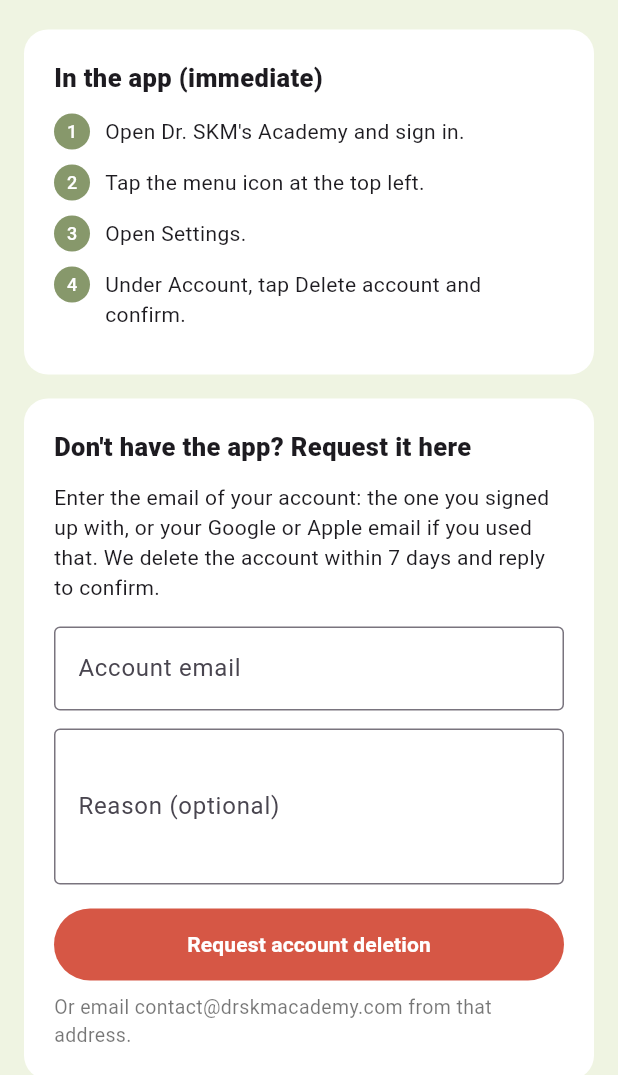
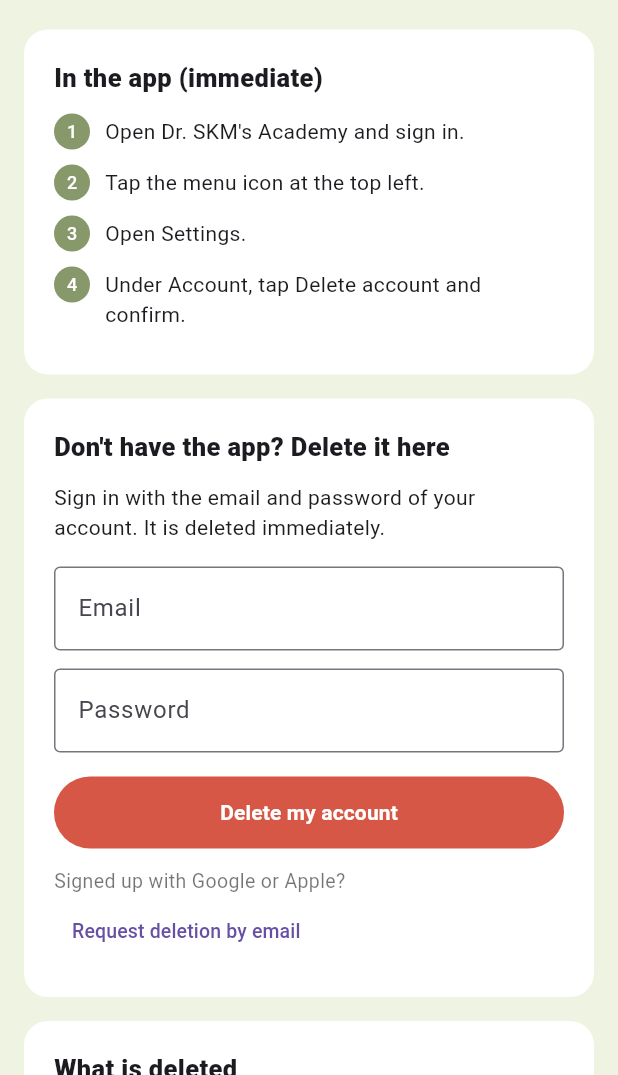
Before and after one commit to keerthanaflutter/DR.app_Delete_Accound, a Flutter app: the screen it shows after launch, on a phone screen of 412 x 824 dp, the part 161-1236 px from its top. Run offline on Flutter 3.47's test engine with Material 3 defaults, Android fonts, the phone set to English and light mode, and no system bars.

Commit message:
Delete the account from the web page via DELETE /api/users/me
Sign in with email and password, then call the delete API with that
token. Google/Apple accounts keep the email request as a fallback.

Co-Authored-By: Claude Opus 5.5 (1M context) <noreply@anthropic.com>

```diff
--- a/lib/main.dart
+++ b/lib/main.dart
@@ -1,11 +1,14 @@
 // The account deletion page the Play Store listing links to.
 //
-// It does not sign in and delete by itself: the backend refuses a sign-in from
-// a second device while the phone's session is live, so a web sign-in would
-// fail for exactly the students still using the app. Instead it gives the
-// in-app steps, and for anyone without the app, a request that goes to
-// support by email.
+// A student with a password signs in here and the account is deleted on the
+// spot: POST /auth/login, then DELETE /users/me with that token. Signing in
+// here signs the phone out, which does not matter since the account is about
+// to go. A Google or Apple account has no password, so it can still send a
+// request to support by email.
+import 'dart:convert';
+
 import 'package:flutter/material.dart';
+import 'package:http/http.dart' as http;
 import 'package:url_launcher/url_launcher.dart';
 
 const appName = "Dr. SKM's Academy";
@@ -13,6 +16,7 @@ const supportEmail = 'contact@drskmacademy.com';
 const background = Color(0xFFEFF4E2);
 const brand = Color(0xFF87986B);
 const danger = Color(0xFFD65745);
+const api = 'https://doctorapp-backend-cl2h.onrender.com/api';
 
 void main() => runApp(const MaterialApp(
       title: 'Delete your account – $appName',
@@ -30,25 +34,92 @@ class DeleteAccountPage extends StatefulWidget {
 class _DeleteAccountPageState extends State<DeleteAccountPage> {
   final _form = GlobalKey<FormState>();
   final _email = TextEditingController();
-  final _reason = TextEditingController();
+  final _password = TextEditingController();
+  bool _busy = false;
+  String? _error;
+  bool _deleted = false;
 
   @override
   void dispose() {
     _email.dispose();
-    _reason.dispose();
+    _password.dispose();
     super.dispose();
   }
 
-  Future<void> _send() async {
+  Future<void> _delete() async {
     if (!_form.currentState!.validate()) return;
+    final ok = await showDialog<bool>(
+      context: context,
+      builder: (c) => AlertDialog(
+        title: const Text('Delete your account?'),
+        content: const Text(
+            'Your account and all its data are deleted right away. This cannot '
+            'be undone.'),
+        actions: [
+          TextButton(
+              onPressed: () => Navigator.pop(c, false),
+              child: const Text('Cancel')),
+          TextButton(
+              onPressed: () => Navigator.pop(c, true),
+              style: TextButton.styleFrom(foregroundColor: danger),
+              child: const Text('Delete')),
+        ],
+      ),
+    );
+    if (ok != true) return;
+
+    setState(() {
+      _busy = true;
+      _error = null;
+    });
+    try {
+      final login = await http.post(
+        Uri.parse('$api/auth/login'),
+        headers: {'Content-Type': 'application/json'},
+        body: jsonEncode({
+          'email': _email.text.trim(),
+          'password': _password.text,
+          'deviceId': 'web-delete-page',
+        }),
+      );
+      if (login.statusCode != 200) {
+        throw _message(login, 'Could not sign in. Check your email and password.');
+      }
+      final token = jsonDecode(login.body)['accessToken'];
+      final del = await http.delete(Uri.parse('$api/users/me'),
+          headers: {'Authorization': 'Bearer $token'});
+      if (del.statusCode != 200) {
+        throw _message(del, 'Failed to delete the account. Please try again.');
+      }
+      // The tokens die with the account, so there is nothing to sign out of.
+      setState(() => _deleted = true);
+    } on String catch (e) {
+      setState(() => _error = e);
+    } catch (_) {
+      setState(() => _error =
+          'Could not reach the server. Check your connection and try again.');
+    } finally {
+      if (mounted) setState(() => _busy = false);
+    }
+  }
+
+  // Errors look like { "error": { "code", "message", "status" } }.
+  static String _message(http.Response r, String fallback) {
+    try {
+      return jsonDecode(r.body)['error']['message']?.toString() ?? fallback;
+    } catch (_) {
+      return fallback;
+    }
+  }
+
+  Future<void> _requestByEmail() async {
     final uri = Uri(
       scheme: 'mailto',
       path: supportEmail,
       query: _query({
         'subject': 'Account deletion request – $appName',
         'body': 'Please delete my $appName account and its data.\n\n'
-            'Account email: ${_email.text.trim()}\n'
-            'Reason (optional): ${_reason.text.trim()}\n',
+            'Account email: ${_email.text.trim()}\n',
       }),
     );
     if (!await launchUrl(uri) && mounted) {
@@ -96,54 +167,96 @@ class _DeleteAccountPageState extends State<DeleteAccountPage> {
                 ),
                 const SizedBox(height: 16),
                 _Card(
-                  title: "Don't have the app? Request it here",
-                  children: [
+                  title: "Don't have the app? Delete it here",
+                  children: _deleted
+                      ? const [
+                          Text(
+                            'Your account has been deleted. You have been '
+                            'signed out on every device.',
+                            style: TextStyle(height: 1.4),
+                          ),
+                        ]
+                      : [
                           const Text(
-                      'Enter the email of your account: the one you signed up '
-                      'with, or your Google or Apple email if you used that. We '
-                      'delete the account within 7 days and reply to confirm.',
+                            'Sign in with the email and password of your '
+                            'account. It is deleted immediately.',
                             style: TextStyle(height: 1.4),
                           ),
                           const SizedBox(height: 16),
                           Form(
                             key: _form,
+                            child: AutofillGroup(
                               child: Column(children: [
                                 TextFormField(
                                   controller: _email,
                                   keyboardType: TextInputType.emailAddress,
+                                  autofillHints: const [AutofillHints.email],
                                   decoration: const InputDecoration(
-                              labelText: 'Account email',
+                                      labelText: 'Email',
                                       border: OutlineInputBorder()),
-                          validator: (v) =>
-                              RegExp(r'^\S+@\S+\.\S+$').hasMatch(v?.trim() ?? '')
+                                  validator: (v) => RegExp(r'^\S+@\S+\.\S+$')
+                                          .hasMatch(v?.trim() ?? '')
                                       ? null
                                       : 'Enter a valid email',
                                 ),
                                 const SizedBox(height: 12),
                                 TextFormField(
-                          controller: _reason,
-                          maxLines: 3,
+                                  controller: _password,
+                                  obscureText: true,
+                                  autofillHints: const [AutofillHints.password],
+                                  onFieldSubmitted: (_) =>
+                                      _busy ? null : _delete(),
                                   decoration: const InputDecoration(
-                              labelText: 'Reason (optional)',
+                                      labelText: 'Password',
                                       border: OutlineInputBorder()),
+                                  validator: (v) => (v ?? '').isEmpty
+                                      ? 'Enter your password'
+                                      : null,
                                 ),
                               ]),
                             ),
+                          ),
+                          if (_error != null) ...[
+                            const SizedBox(height: 12),
+                            Text(_error!,
+                                style: const TextStyle(color: danger)),
+                          ],
                           const SizedBox(height: 16),
                           SizedBox(
                             width: double.infinity,
                             height: 48,
                             child: FilledButton(
-                        style: FilledButton.styleFrom(backgroundColor: danger),
-                        onPressed: _send,
-                        child: const Text('Request account deletion',
-                            style: TextStyle(fontWeight: FontWeight.w700)),
+                              style: FilledButton.styleFrom(
+                                  backgroundColor: danger),
+                              onPressed: _busy ? null : _delete,
+                              child: _busy
+                                  ? const SizedBox(
+                                      width: 22,
+                                      height: 22,
+                                      child: CircularProgressIndicator(
+                                          strokeWidth: 2.5,
+                                          color: Colors.white))
+                                  : const Text('Delete my account',
+                                      style: TextStyle(
+                                          fontWeight: FontWeight.w700)),
                             ),
                           ),
-                    const SizedBox(height: 8),
-                    const SelectableText(
-                        'Or email $supportEmail from that address.',
-                        style: TextStyle(fontSize: 13, color: Colors.black54)),
+                          const SizedBox(height: 12),
+                          Wrap(
+                            crossAxisAlignment: WrapCrossAlignment.center,
+                            children: [
+                              const Text(
+                                  'Signed up with Google or Apple? ',
+                                  style: TextStyle(
+                                      fontSize: 13, color: Colors.black54)),
+                              TextButton(
+                                onPressed: _requestByEmail,
+                                child: const Text(
+                                    'Request deletion by email',
+                                    style: TextStyle(fontSize: 13)),
+                              ),
+                            ],
+                          ),
                         ],
                 ),
                 const SizedBox(height: 16),
@@ -154,9 +267,8 @@ class _DeleteAccountPageState extends State<DeleteAccountPage> {
                       'Everything tied to the account: your profile (name, '
                       'email, phone, photo), course selection, subscription, '
                       'progress, quiz and test results, saved items, '
-                      'comments, notification tokens and sessions. Only '
-                      'payment records the law requires us to keep are '
-                      'retained. Deletion cannot be undone.',
+                      'comments, notification tokens and sessions. Nothing '
+                      'from the account is kept. Deletion cannot be undone.',
                       style: TextStyle(height: 1.5),
                     ),
                   ],
--- a/pubspec.yaml
+++ b/pubspec.yaml
@@ -35,6 +35,7 @@ dependencies:
   # Use with the CupertinoIcons class for iOS style icons.
   cupertino_icons: ^1.0.8
   url_launcher: ^6.3.3
+  http: ^1.6.0
 
 dev_dependencies:
   flutter_test:
```
Also changed, not shown: pubspec.lock. Lines whose indentation alone changed are shown as unchanged.
